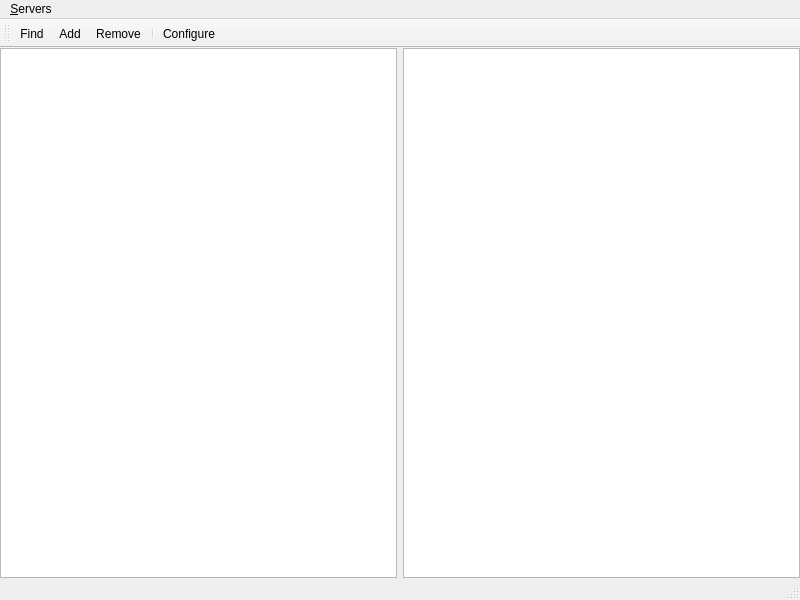
Above: compoundpi/windows/main.ui from waveform-computing/compoundpi before the change. Below: the same form after it.
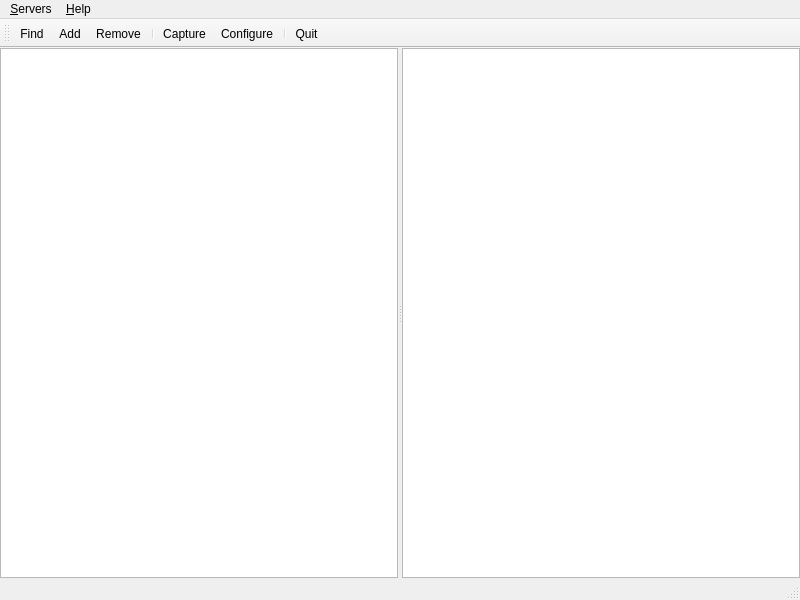
That is the form after the change.

Commit message: Get the GUI main window working

Patch:
```diff
--- a/compoundpi/windows/main.ui
+++ b/compoundpi/windows/main.ui
@@ -14,18 +14,21 @@
    <string>Compound Pi</string>
   </property>
   <widget class="QWidget" name="centralwidget">
-   <layout class="QHBoxLayout" name="horizontalLayout">
+   <layout class="QVBoxLayout" name="verticalLayout">
     <property name="margin">
      <number>0</number>
     </property>
     <item>
-     <widget class="QListView" name="pi_list"/>
-    </item>
-    <item>
-     <widget class="QListView" name="image_list">
-      <property name="viewMode">
-       <enum>QListView::IconMode</enum>
+     <widget class="QSplitter" name="splitter">
+      <property name="orientation">
+       <enum>Qt::Horizontal</enum>
       </property>
+      <widget class="QListView" name="pi_list"/>
+      <widget class="QListView" name="image_list">
+       <property name="viewMode">
+        <enum>QListView::IconMode</enum>
+       </property>
+      </widget>
      </widget>
     </item>
    </layout>
@@ -48,8 +51,18 @@
     <addaction name="remove_action"/>
     <addaction name="separator"/>
     <addaction name="configure_action"/>
+    <addaction name="separator"/>
+    <addaction name="quit_action"/>
+   </widget>
+   <widget class="QMenu" name="help_menu">
+    <property name="title">
+     <string>&amp;Help</string>
+    </property>
+    <addaction name="about_action"/>
+    <addaction name="about_qt_action"/>
    </widget>
    <addaction name="servers_menu"/>
+   <addaction name="help_menu"/>
   </widget>
   <widget class="QStatusBar" name="status_bar"/>
   <widget class="QToolBar" name="tool_bar">
@@ -66,7 +79,10 @@
    <addaction name="add_action"/>
    <addaction name="remove_action"/>
    <addaction name="separator"/>
+   <addaction name="capture_action"/>
    <addaction name="configure_action"/>
+   <addaction name="separator"/>
+   <addaction name="quit_action"/>
   </widget>
   <action name="find_action">
    <property name="text">
@@ -88,7 +104,42 @@
   </action>
   <action name="configure_action">
    <property name="text">
-    <string>&amp;Configure</string>
+    <string>C&amp;onfigure...</string>
+   </property>
+  </action>
+  <action name="quit_action">
+   <property name="text">
+    <string>&amp;Quit</string>
+   </property>
+   <property name="shortcut">
+    <string>Ctrl+Q</string>
+   </property>
+   <property name="shortcutContext">
+    <enum>Qt::ApplicationShortcut</enum>
+   </property>
+   <property name="menuRole">
+    <enum>QAction::QuitRole</enum>
+   </property>
+  </action>
+  <action name="about_action">
+   <property name="text">
+    <string>&amp;About Compound Pi...</string>
+   </property>
+   <property name="menuRole">
+    <enum>QAction::AboutRole</enum>
+   </property>
+  </action>
+  <action name="about_qt_action">
+   <property name="text">
+    <string>&amp;About QT...</string>
+   </property>
+   <property name="menuRole">
+    <enum>QAction::AboutQtRole</enum>
+   </property>
+  </action>
+  <action name="capture_action">
+   <property name="text">
+    <string>&amp;Capture</string>
    </property>
   </action>
  </widget>
```
Left out of the diff: 20 changed lines with no effect on the pictures. The commit also changes 2 other files.
